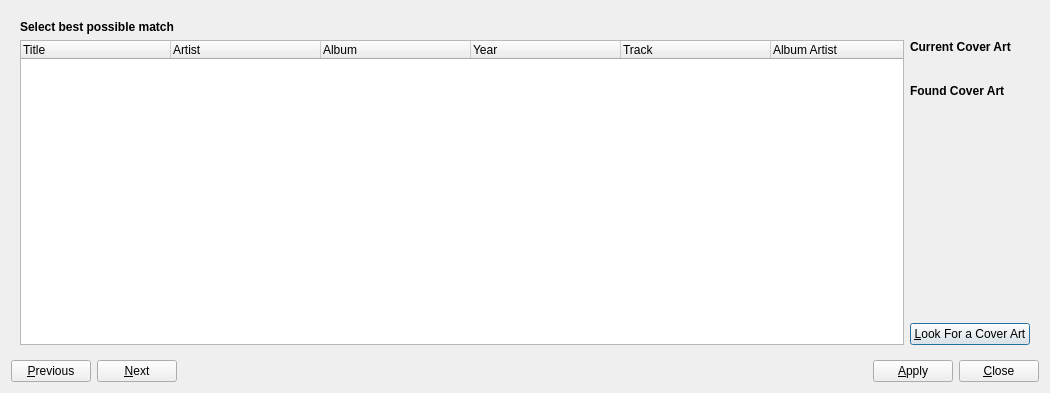
Qt form src/library/dlgtagfetcher.ui (fatihemreyildiz/mixxx) before a commit.
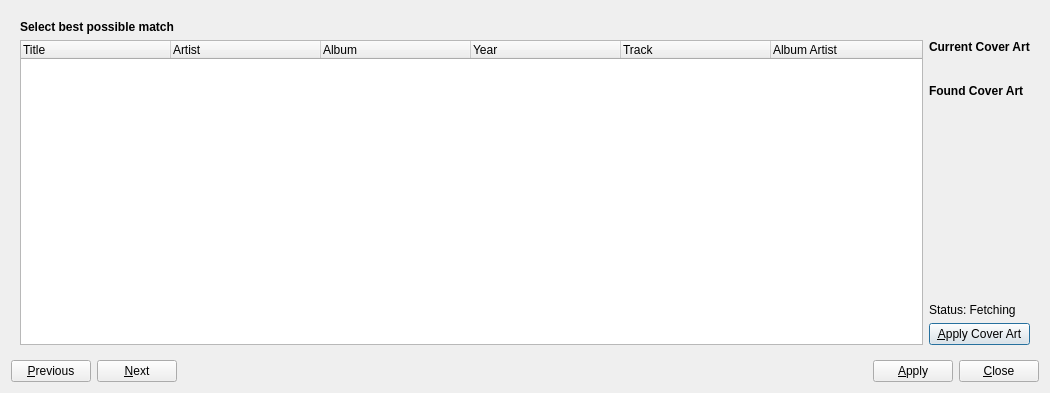
The same form after that commit.

Commit message: Automatic fetching and applying cover art added.

The edit to the form file:
```diff
--- a/src/library/dlgtagfetcher.ui
+++ b/src/library/dlgtagfetcher.ui
@@ -104,10 +104,17 @@
            </property>
           </spacer>
          </item>
+        <item>
+          <widget class="QLabel" name="coverArtStatus">
+           <property name="text">
+            <string notr="true">Status: Fetching</string>
+           </property>
+          </widget>
+         </item>
          <item>
           <widget class="QPushButton" name="btnCover">
            <property name="text">
-            <string>&amp;Look For a Cover Art</string>
+            <string>&amp;Apply Cover Art</string>
            </property>
           </widget>
          </item>
```
The commit also changes 13 other files.
